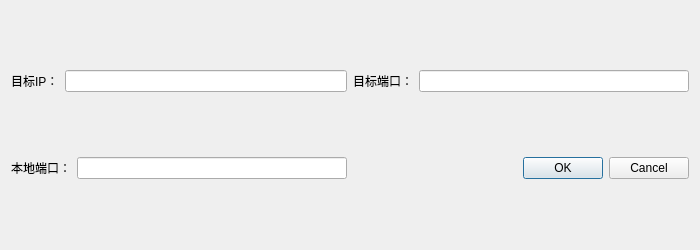
First picture: the form in BMS/dialog.ui, repository Dory-L/BMS, before the edit.
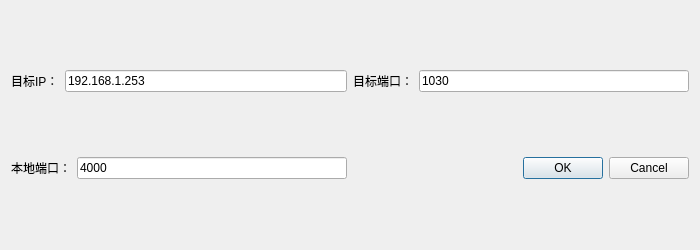
Second picture: the form after the edit.

Patch:
```diff
--- a/BMS/dialog.ui
+++ b/BMS/dialog.ui
@@ -42,7 +42,11 @@
       </widget>
      </item>
      <item>
-      <widget class="QLineEdit" name="aimiplineEdit"/>
+      <widget class="QLineEdit" name="aimiplineEdit">
+       <property name="text">
+        <string>192.168.1.253</string>
+       </property>
+      </widget>
      </item>
     </layout>
    </item>
@@ -62,7 +66,11 @@
       </widget>
      </item>
      <item>
-      <widget class="QLineEdit" name="aimportlineEdit"/>
+      <widget class="QLineEdit" name="aimportlineEdit">
+       <property name="text">
+        <string>1030</string>
+       </property>
+      </widget>
      </item>
     </layout>
    </item>
@@ -76,7 +84,11 @@
       </widget>
      </item>
      <item>
-      <widget class="QLineEdit" name="localportlineEdit"/>
+      <widget class="QLineEdit" name="localportlineEdit">
+       <property name="text">
+        <string>4000</string>
+       </property>
+      </widget>
      </item>
     </layout>
    </item>
```
